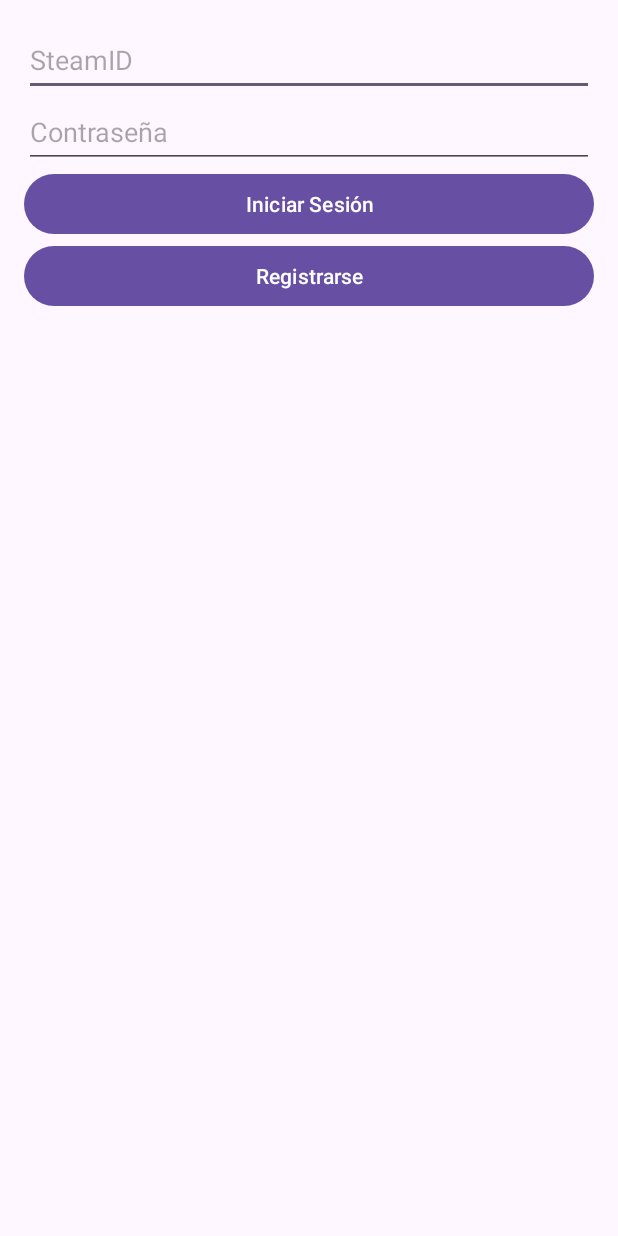
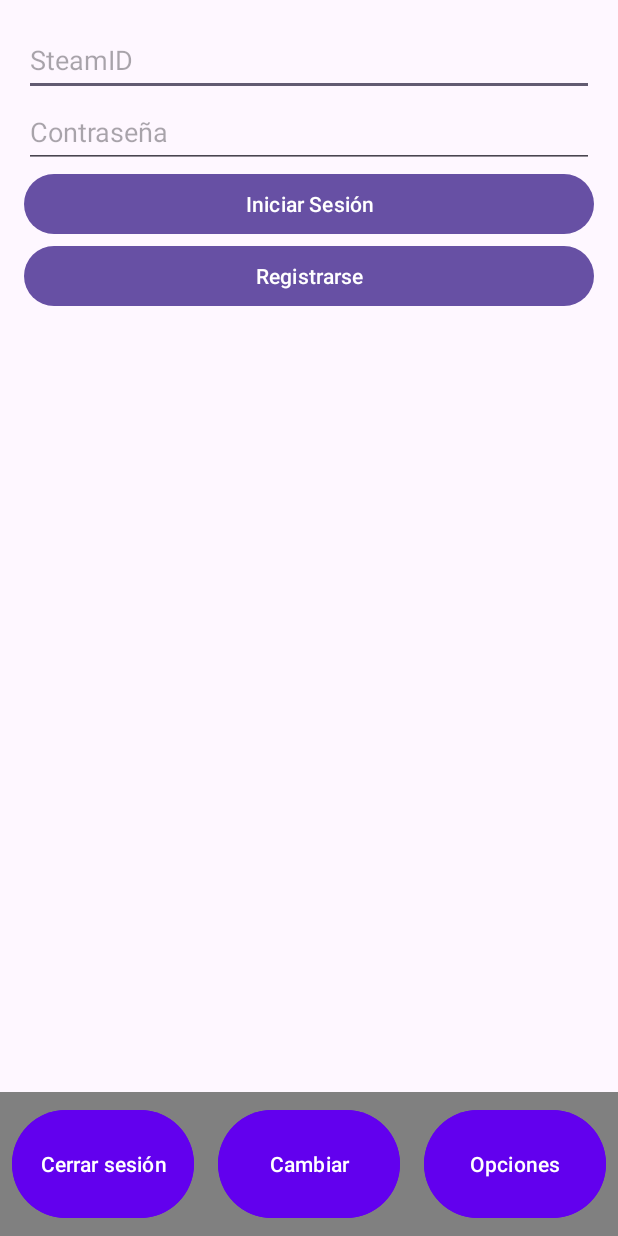
Before and after one commit to Sinbelisk/steam-game-list-app, an Android app: the screen it shows after launch (MainActivity), on a phone screen of 412 x 824 dp. Run offline under Robolectric (Android 15) with nearby library versions, the phone set to English and light mode, and no system bars; our stand-ins replace Room's generated code; 2 statements that could not run were skipped.

Commit message:
barra de dialogo emergente para las opciones

```diff
--- a/app/src/main/java/com/example/unplayedgameslist/ui/MainActivity.kt
+++ b/app/src/main/java/com/example/unplayedgameslist/ui/MainActivity.kt
@@ -7,6 +7,7 @@ import androidx.fragment.app.Fragment
 import com.example.unplayedgameslist.R
 import com.example.unplayedgameslist.databinding.ActivityMainBinding
 import com.example.unplayedgameslist.ui.fragments.LoginFragment
+import com.example.unplayedgameslist.ui.fragments.NavigationMenuFragment
 
 class MainActivity : AppCompatActivity() {
     private lateinit var binding: ActivityMainBinding
@@ -24,6 +25,11 @@ class MainActivity : AppCompatActivity() {
             supportFragmentManager.beginTransaction()
                 .replace(R.id.fragment_container, LoginFragment())
                 .commit()
+
+            // Carga el fragmento de SettingsBar en la parte inferior
+            supportFragmentManager.beginTransaction()
+                .replace(R.id.settings_bar_container, NavigationMenuFragment.newInstance())
+                .commit()
         }
     }
 
--- /dev/null
+++ b/app/src/main/java/com/example/unplayedgameslist/ui/fragments/NavigationMenuFragment.kt
@@ -0,0 +1,58 @@
+package com.example.unplayedgameslist.ui.fragments
+
+import androidx.fragment.app.viewModels
+import android.os.Bundle
+import androidx.fragment.app.Fragment
+import android.view.LayoutInflater
+import android.view.View
+import android.view.ViewGroup
+import android.widget.Button
+import com.example.unplayedgameslist.R
+import com.example.unplayedgameslist.databinding.FragmentSettingsBarBinding
+import com.example.unplayedgameslist.databinding.FragmentSettingsDialogBinding
+import com.example.unplayedgameslist.ui.viewmodels.NavigationMenuViewModel
+
+class NavigationMenuFragment : Fragment() {
+
+    companion object {
+        fun newInstance() = NavigationMenuFragment()
+    }
+
+    private val viewModel: NavigationMenuViewModel by viewModels()
+
+    // Referencias a los botones
+    private lateinit var logoutButton: Button
+    private lateinit var changeButton: Button
+    private lateinit var optionsButton: Button
+
+    override fun onCreateView(
+        inflater: LayoutInflater, container: ViewGroup?,
+        savedInstanceState: Bundle?
+    ): View? {
+        val binding = FragmentSettingsBarBinding.inflate(inflater, container, false)
+
+        // Inicializar los botones
+        logoutButton = binding.logoutButton
+        changeButton = binding.changeButton
+        optionsButton = binding.optionsButton
+
+        // Configurar las acciones de los botones
+        logoutButton.setOnClickListener {
+            viewModel.onLogoutClicked()
+        }
+        changeButton.setOnClickListener {
+            viewModel.onChangeClicked()
+        }
+
+        optionsButton.setOnClickListener {
+            showSettingsDialog()
+        }
+
+        return binding.root
+    }
+
+    private fun showSettingsDialog() {
+        val settingsFragment = SettingsDialogFragment.newInstance()
+        settingsFragment.show(parentFragmentManager, "settingsDialog")
+    }
+}
--- /dev/null
+++ b/app/src/main/res/drawable/ic_home.xml
@@ -0,0 +1,4 @@
+<?xml version="1.0" encoding="utf-8"?>
+<selector xmlns:android="http://schemas.android.com/apk/res/android">
+
+</selector>
--- /dev/null
+++ b/app/src/main/res/drawable/ic_search.xml
@@ -0,0 +1,4 @@
+<?xml version="1.0" encoding="utf-8"?>
+<selector xmlns:android="http://schemas.android.com/apk/res/android">
+
+</selector>
--- /dev/null
+++ b/app/src/main/res/drawable/ic_settings.xml
@@ -0,0 +1,4 @@
+<?xml version="1.0" encoding="utf-8"?>
+<selector xmlns:android="http://schemas.android.com/apk/res/android">
+
+</selector>
--- a/app/src/main/res/layout/activity_main.xml
+++ b/app/src/main/res/layout/activity_main.xml
@@ -1,14 +1,19 @@
-<?xml version="1.0" encoding="utf-8"?>
 <LinearLayout xmlns:android="http://schemas.android.com/apk/res/android"
     android:layout_width="match_parent"
     android:layout_height="match_parent"
-    xmlns:tools="http://schemas.android.com/tools"
-    android:orientation="vertical"
-    tools:context=".ui.MainActivity">
+    android:orientation="vertical">
 
+    <!-- Contenedor del fragmento principal, ocupa el espacio restante -->
     <FrameLayout
         android:id="@+id/fragment_container"
         android:layout_width="match_parent"
-        android:layout_height="match_parent"/>
+        android:layout_height="0dp"
+        android:layout_weight="1"/>
+
+    <!-- Contenedor para SettingsBarFragment en la parte inferior -->
+    <FrameLayout
+        android:id="@+id/settings_bar_container"
+        android:layout_width="match_parent"
+        android:layout_height="100dp"/>
 
 </LinearLayout>
--- /dev/null
+++ b/app/src/main/res/layout/fragment_settings_bar.xml
@@ -0,0 +1,61 @@
+<?xml version="1.0" encoding="utf-8"?>
+<androidx.constraintlayout.widget.ConstraintLayout xmlns:android="http://schemas.android.com/apk/res/android"
+    xmlns:app="http://schemas.android.com/apk/res-auto"
+    xmlns:tools="http://schemas.android.com/tools"
+    android:layout_width="match_parent"
+    android:layout_height="match_parent"
+    tools:context=".ui.fragments.SettingsDialogFragment">
+
+    <LinearLayout
+        android:id="@+id/bottom_menu_container"
+        style="?android:attr/buttonBarStyle"
+        android:layout_width="match_parent"
+        android:layout_height="wrap_content"
+        android:orientation="horizontal"
+        android:gravity="center"
+        android:weightSum="3"
+        android:background="@color/background_color"
+        app:layout_constraintBottom_toBottomOf="parent"
+        app:layout_constraintStart_toStartOf="parent"
+        app:layout_constraintEnd_toEndOf="parent">
+
+        <Button
+            android:id="@+id/logout_button"
+            style="?android:attr/buttonBarButtonStyle"
+            android:layout_width="0dp"
+            android:layout_height="80dp"
+            android:text="Cerrar sesión"
+            android:textColor="@color/button_text_color"
+            android:backgroundTint="@color/button_color"
+            android:layout_margin="8dp"
+            android:layout_weight="1"
+            android:gravity="center" />
+
+        <Button
+            android:id="@+id/change_button"
+            style="?android:attr/buttonBarButtonStyle"
+            android:layout_width="0dp"
+            android:layout_height="80dp"
+            android:text="Cambiar"
+            android:textColor="@color/button_text_color"
+            android:backgroundTint="@color/button_color"
+            android:layout_margin="8dp"
+            android:layout_weight="1"
+            android:gravity="center" />
+
+        <Button
+            android:id="@+id/options_button"
+            style="?android:attr/buttonBarButtonStyle"
+            android:layout_width="0dp"
+            android:layout_height="80dp"
+            android:text="Opciones"
+            android:textColor="@color/button_text_color"
+            android:backgroundTint="@color/button_color"
+            android:layout_margin="8dp"
+            android:layout_weight="1"
+            android:gravity="center"/>
+
+    </LinearLayout>
+
+
+</androidx.constraintlayout.widget.ConstraintLayout>
--- /dev/null
+++ b/app/src/main/res/values/arrays.xml
@@ -0,0 +1,4 @@
+<?xml version="1.0" encoding="utf-8"?>
+<resources>
+    <string-array name="sort_options">sort_options</string-array>
+</resources>
--- a/app/src/main/res/values/colors.xml
+++ b/app/src/main/res/values/colors.xml
@@ -2,4 +2,29 @@
 <resources>
     <color name="black">#FF000000</color>
     <color name="white">#FFFFFFFF</color>
+
+    <!-- Color de fondo de la aplicación -->
+    <color name="background_color">#808080</color> <!-- Gris claro -->
+
+    <!-- Colores para la barra de navegación -->
+    <color name="primary_color">#6200EE</color> <!-- Morado oscuro -->
+    <color name="primary_variant">#3700B3</color> <!-- Variante de color primario (morado más oscuro) -->
+    <color name="on_primary">#FFFFFF</color> <!-- Color del texto en la barra de navegación (blanco) -->
+
+    <!-- Colores para los botones -->
+    <color name="button_color">#6200EE</color> <!-- Color morado para los botones -->
+    <color name="button_text_color">#FFFFFF</color> <!-- Texto blanco en los botones -->
+
+    <!-- Colores secundarios -->
+    <color name="secondary_color">#FF4081</color> <!-- Rosa brillante -->
+    <color name="on_secondary">#FFFFFF</color> <!-- Blanco para el texto en elementos secundarios -->
+
+    <!-- Colores de texto -->
+    <color name="text_primary">#212121</color> <!-- Negro suave para texto principal -->
+    <color name="text_secondary">#757575</color> <!-- Gris para texto secundario -->
+
+    <!-- Colores de estado -->
+    <color name="error_color">#B00020</color> <!-- Rojo para errores -->
+    <color name="success_color">#388E3C</color> <!-- Verde para mensajes de éxito -->
+
 </resources>
```
Also changed, not shown: app/src/main/java/com/example/unplayedgameslist/ui/fragments/CollectionFragment.kt (added, +32 -0 lines), app/src/main/java/com/example/unplayedgameslist/ui/fragments/SettingsDialogFragment.kt (added, +118 -0 lines), app/src/main/java/com/example/unplayedgameslist/ui/viewmodels/CollectionViewModel.kt (added, +7 -0 lines), app/src/main/java/com/example/unplayedgameslist/ui/viewmodels/NavigationMenuViewModel.kt (added, +29 -0 lines), app/src/main/java/com/example/unplayedgameslist/ui/viewmodels/SettingsDialogViewModel.kt (added, +41 -0 lines), app/src/main/res/layout/fragment_collection.xml (added, +13 -0 lines), app/src/main/res/layout/fragment_settings_dialog.xml (added, +48 -0 lines).
